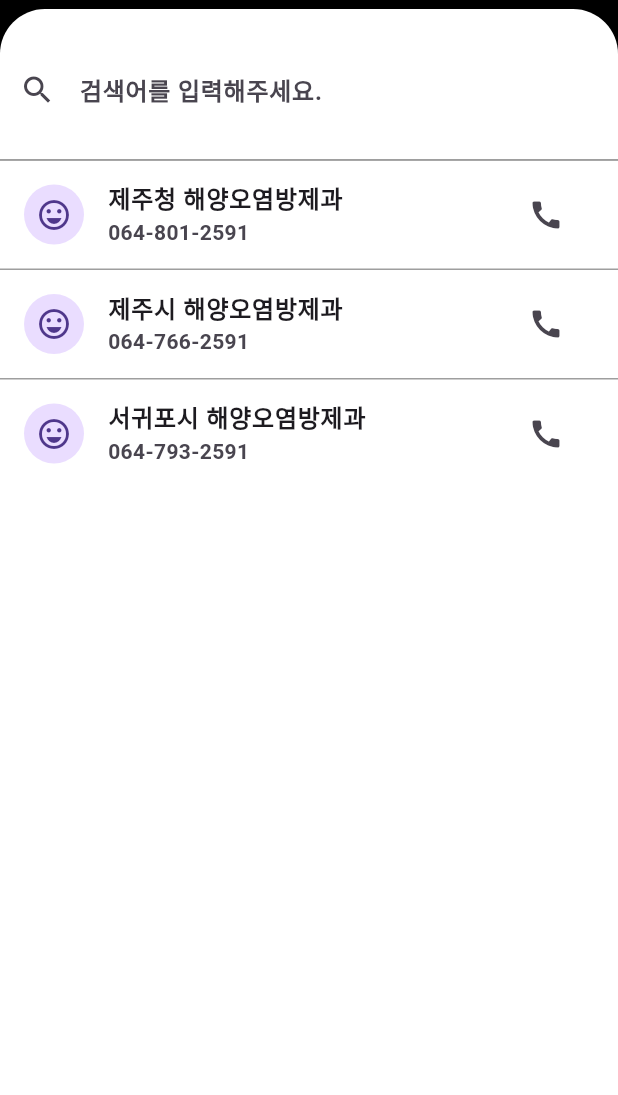
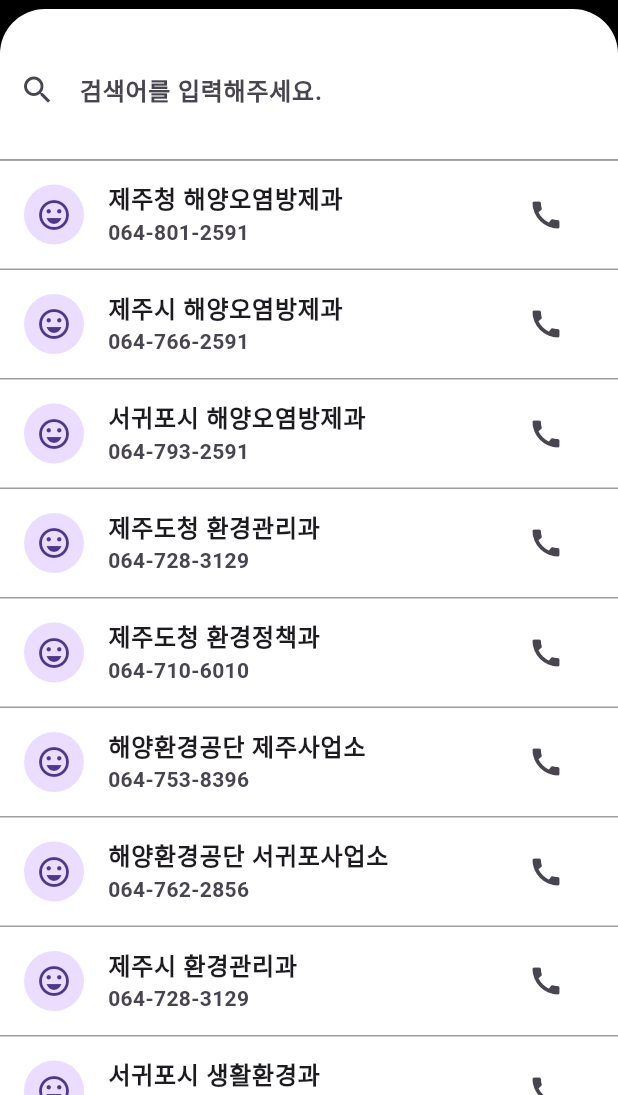
Before and after one commit to Nonani/UndeFind, a Flutter app: the PhoneBookScreen widget shown alone on an empty page, opened directly, on a phone screen of 412 x 824 dp, the part 141-1236 px from its top. Run offline on Flutter 3.47's test engine with Material 3 defaults, Android fonts, the phone set to English and light mode, and no system bars; our stand-ins replace dio, firebase_core, flutter_dotenv, logger, sliding_up_panel, webview_flutter; missing offline and left inert: kakao_map_plugin, transformable_list_view; accounts and stored records are empty; generated files the repository leaves out were written again; network calls fail.

Commit message:
add : phone_book_screen 연락처 추가 및 앱 이름 변경

```diff
--- a/lib/presentation/screens/phone_book_screen.dart
+++ b/lib/presentation/screens/phone_book_screen.dart
@@ -28,8 +28,6 @@ class _PhoneBookScreenState extends State<PhoneBookScreen> {
       width: sizeX,
       height: sizeY,
       color: Colors.black,
-      child: SingleChildScrollView(
-        physics: const NeverScrollableScrollPhysics(),
       child: Column(
           children: [
             Container(
@@ -74,10 +72,9 @@ class _PhoneBookScreenState extends State<PhoneBookScreen> {
               height: 1,
               color: Colors.grey,
             ),
-            Container(
+            Expanded(
+              child: Container(
                 color: Colors.white,
-              width: sizeX,
-              height: sizeY,
                 child: ListView.separated(
                   itemCount: contacts.length,
                   physics: const BouncingScrollPhysics(),
@@ -104,8 +101,8 @@ class _PhoneBookScreenState extends State<PhoneBookScreen> {
                   },
                 ),
               ),
+            ),
           ],
-        ),
         ),
     );
 
@@ -128,6 +125,28 @@ class _PhoneBookScreenState extends State<PhoneBookScreen> {
         '제주시 해양오염방제과', '064-766-2591', Icons.sentiment_very_satisfied));
     contacts.add(Contact(
         '서귀포시 해양오염방제과', '064-793-2591', Icons.sentiment_very_satisfied));
+    contacts.add(Contact(
+        '제주도청 환경관리과', '064-728-3129', Icons.sentiment_very_satisfied));
+    contacts.add(Contact(
+        '제주도청 환경정책과 ', '064-710-6010', Icons.sentiment_very_satisfied));
+    contacts.add(Contact(
+        '해양환경공단 제주사업소', '064-753-8396', Icons.sentiment_very_satisfied));
+    contacts.add(Contact(
+        '해양환경공단 서귀포사업소', '064-762-2856', Icons.sentiment_very_satisfied));
+    contacts.add(Contact(
+        '제주시 환경관리과', '064-728-3129', Icons.sentiment_very_satisfied));
+    contacts.add(Contact(
+        '서귀포시 생활환경과', '064-760-2930', Icons.sentiment_very_satisfied));
+    contacts.add(Contact(
+        '제주환경운동연합', '064-759-2162', Icons.sentiment_very_satisfied));
+    contacts.add(Contact(
+        '제주해경 해양오염방제과', '064-766-2191', Icons.sentiment_very_satisfied));
+    contacts.add(Contact(
+        '해양수산부 해양환경정책과', '044-200-5280', Icons.sentiment_very_satisfied));
+    contacts.add(Contact(
+        '해양수산부 해양보전과', '044-200-5300', Icons.sentiment_very_satisfied));
+
+
 
     return contacts;
   }
```
Also changed, not shown: 2 other files. Lines whose indentation alone changed are shown as unchanged.
